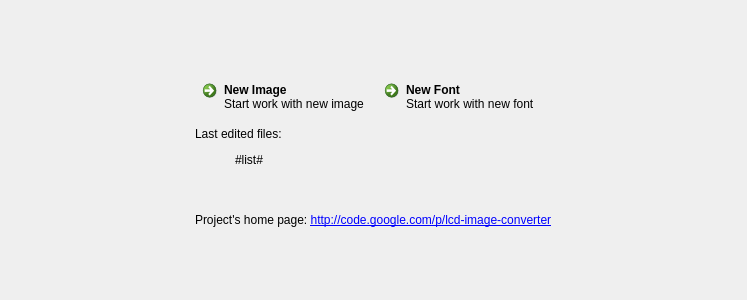
First picture: the form in controls/starttab.ui, repository riuson/lcd-image-converter, before the edit.
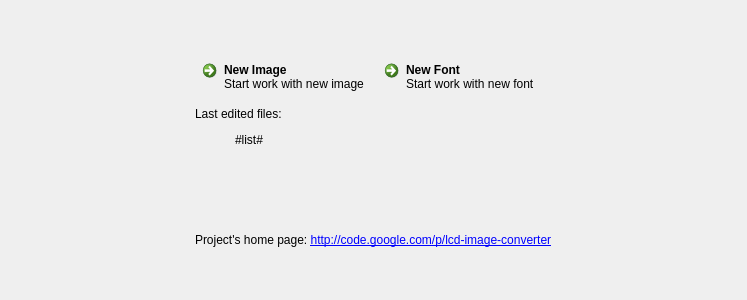
Second picture: the form after the edit.

Commit message: Buttons on startpage connected to mainwindow

Patch:
```diff
--- a/controls/starttab.ui
+++ b/controls/starttab.ui
@@ -85,7 +85,7 @@
   &lt;ul&gt;
     #list#
   &lt;/ul&gt;
-
+&lt;br/&gt;
 &lt;/p&gt;
 &lt;/body&gt;
 &lt;/html&gt;</string>
```
Left out of the diff: 7 changed lines with no effect on the pictures. The commit also changes 3 other files.
